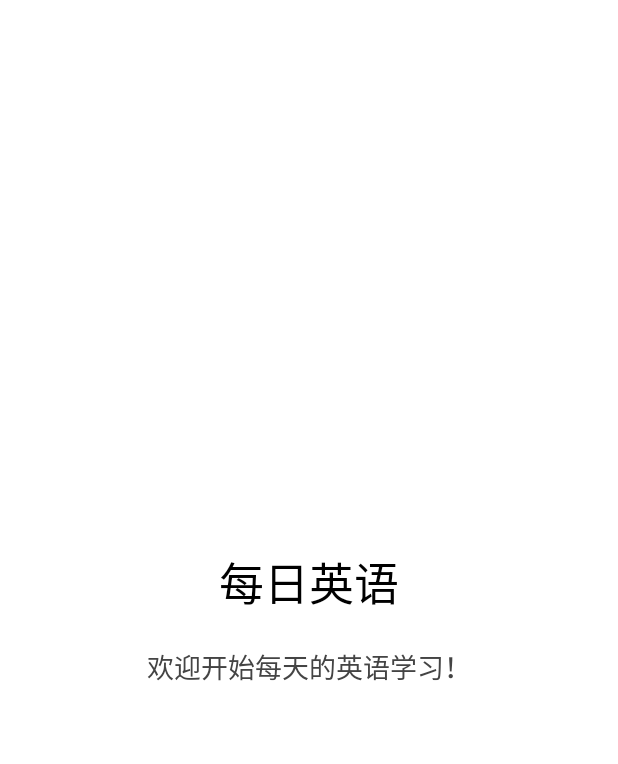
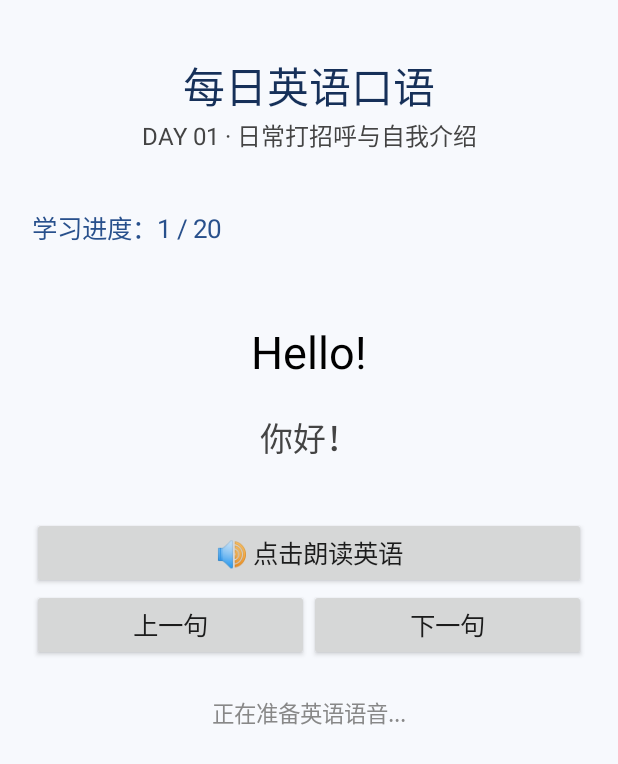
Before and after one commit to xiyi4787-eng/daily-english, an Android app: the screen it shows after launch (MainActivity), on a phone screen of 412 x 824 dp. Shown: the top 764 px of the screen. Run offline under Robolectric (Android 15) with nearby library versions, the phone set to English and light mode, and no system bars.

Commit message:
Update MainActivity.java

```diff
--- a/app/src/main/java/com/dailyenglish/app/MainActivity.java
+++ b/app/src/main/java/com/dailyenglish/app/MainActivity.java
@@ -1,41 +1,107 @@
-
 package com.dailyenglish.app;
 
 import android.app.Activity;
 import android.os.Bundle;
+import android.speech.tts.TextToSpeech;
 import android.graphics.Color;
 import android.view.Gravity;
+import android.view.View;
+import android.widget.Button;
 import android.widget.LinearLayout;
+import android.widget.ScrollView;
 import android.widget.TextView;
+import android.content.SharedPreferences;
+import java.util.Locale;
 
 public class MainActivity extends Activity {
+    private final String[] english = {
+        "Hello!", "Good morning!", "Good afternoon!", "Good evening!", "How are you?",
+        "I'm fine, thank you.", "What's your name?", "My name is Alex.", "Nice to meet you.", "Where are you from?",
+        "I'm from China.", "Do you speak English?", "A little bit.", "Please speak slowly.", "Could you say that again?",
+        "I don't understand.", "Thank you very much.", "You're welcome.", "See you tomorrow.", "Have a nice day!"
+    };
+    private final String[] chinese = {
+        "你好！", "早上好！", "下午好！", "晚上好！", "你好吗？",
+        "我很好，谢谢。", "你叫什么名字？", "我叫亚历克斯。", "很高兴认识你。", "你来自哪里？",
+        "我来自中国。", "你会说英语吗？", "会一点点。", "请说慢一点。", "你能再说一遍吗？",
+        "我不明白。", "非常感谢。", "不客气。", "明天见。", "祝你今天愉快！"
+    };
+    private int index = 0;
+    private TextView progress, sentence, translation, status;
+    private TextToSpeech tts;
+    private boolean speechReady = false;
+    private SharedPreferences prefs;
 
-    @Override
-    protected void onCreate(Bundle savedInstanceState) {
+    @Override public void onCreate(Bundle savedInstanceState) {
         super.onCreate(savedInstanceState);
-
-        LinearLayout layout = new LinearLayout(this);
-        layout.setOrientation(LinearLayout.VERTICAL);
-        layout.setGravity(Gravity.CENTER);
-        layout.setPadding(32, 32, 32, 32);
-        layout.setBackgroundColor(Color.WHITE);
-
-        TextView title = new TextView(this);
-        title.setText("每日英语");
-        title.setTextSize(30);
-        title.setTextColor(Color.BLACK);
+        prefs = getSharedPreferences("daily_english", MODE_PRIVATE);
+        String today = new java.text.SimpleDateFormat("yyyy-MM-dd", Locale.US).format(new java.util.Date());
+        if (!today.equals(prefs.getString("date", ""))) prefs.edit().putString("date", today).putInt("index", 0).apply();
+        index = Math.min(19, Math.max(0, prefs.getInt("index", 0)));
+        tts = new TextToSpeech(this, result -> {
+            speechReady = result == TextToSpeech.SUCCESS && tts.setLanguage(Locale.US) >= TextToSpeech.LANG_AVAILABLE;
+            if (status != null) status.setText(speechReady ? "点击朗读，练习英语发音" : "语音暂不可用，请检查手机英语语音设置");
+        });
+        ScrollView scroll = new ScrollView(this);
+        LinearLayout root = new LinearLayout(this);
+        root.setOrientation(LinearLayout.VERTICAL);
+        root.setPadding(32, 54, 32, 36);
+        root.setBackgroundColor(Color.rgb(247, 249, 253));
+        scroll.addView(root);
+        TextView title = label("每日英语口语", 28, Color.rgb(22, 48, 89));
         title.setGravity(Gravity.CENTER);
-
-        TextView message = new TextView(this);
-        message.setText("欢迎开始每天的英语学习！");
-        message.setTextSize(18);
-        message.setTextColor(Color.DKGRAY);
-        message.setGravity(Gravity.CENTER);
-        message.setPadding(0, 30, 0, 0);
-
-        layout.addView(title);
-        layout.addView(message);
-
-        setContentView(layout);
+        root.addView(title);
+        TextView subtitle = label("DAY 01 · 日常打招呼与自我介绍", 16, Color.DKGRAY);
+        subtitle.setGravity(Gravity.CENTER);
+        root.addView(subtitle);
+        progress = label("", 17, Color.rgb(40, 80, 140));
+        progress.setPadding(0, 56, 0, 30);
+        root.addView(progress);
+        sentence = label("", 30, Color.BLACK);
+        sentence.setGravity(Gravity.CENTER);
+        sentence.setPadding(10, 45, 10, 30);
+        root.addView(sentence);
+        translation = label("", 22, Color.DKGRAY);
+        translation.setGravity(Gravity.CENTER);
+        translation.setPadding(10, 0, 10, 55);
+        root.addView(translation);
+        Button speak = button("🔊 点击朗读英语");
+        speak.setOnClickListener(v -> {
+            if (speechReady) tts.speak(english[index], TextToSpeech.QUEUE_FLUSH, null, "sentence");
+            else status.setText("语音暂不可用，请在手机设置中启用英语文字转语音");
+        });
+        root.addView(speak);
+        LinearLayout nav = new LinearLayout(this);
+        nav.setOrientation(LinearLayout.HORIZONTAL);
+        Button previous = button("上一句");
+        Button next = button("下一句");
+        nav.addView(previous, new LinearLayout.LayoutParams(0, -2, 1));
+        nav.addView(next, new LinearLayout.LayoutParams(0, -2, 1));
+        root.addView(nav);
+        previous.setOnClickListener(v -> { if (index > 0) { index--; update(); } });
+        next.setOnClickListener(v -> { if (index < 19) { index++; update(); } else status.setText("🎉 今天的20句已学习完成！"); });
+        status = label("正在准备英语语音...", 15, Color.GRAY);
+        status.setGravity(Gravity.CENTER);
+        status.setPadding(0, 35, 0, 0);
+        root.addView(status);
+        setContentView(scroll);
+        update();
+    }
+    private TextView label(String s, int size, int color) {
+        TextView v = new TextView(this); v.setText(s); v.setTextSize(size); v.setTextColor(color); return v;
+    }
+    private Button button(String s) {
+        Button b = new Button(this); b.setText(s); b.setAllCaps(false); b.setTextSize(17); return b;
+    }
+    private void update() {
+        progress.setText("学习进度：" + (index + 1) + " / 20");
+        sentence.setText(english[index]);
+        translation.setText(chinese[index]);
+        prefs.edit().putInt("index", index).apply();
+        if (status != null && index == 19) status.setText("最后一句！学完后点击下一句完成打卡");
+    }
+    @Override protected void onDestroy() {
+        if (tts != null) { tts.stop(); tts.shutdown(); }
+        super.onDestroy();
     }
 }
```
